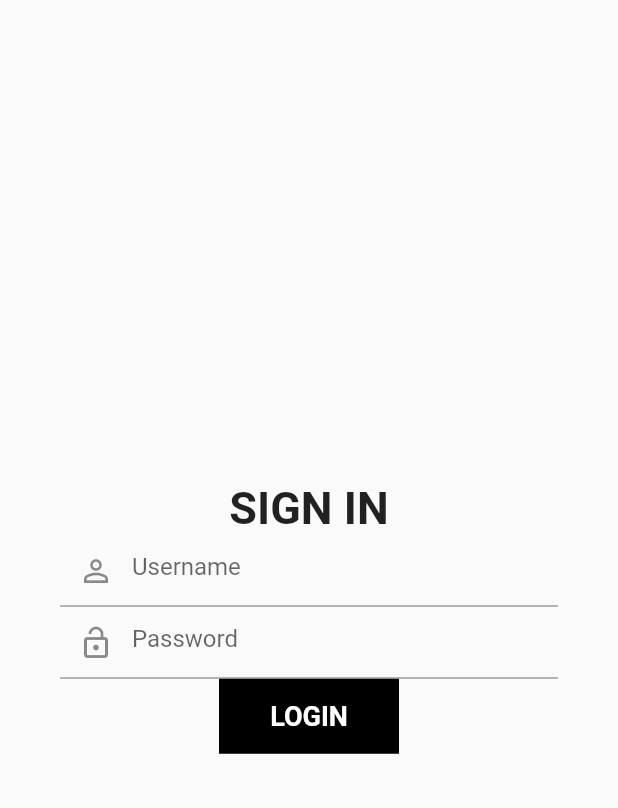
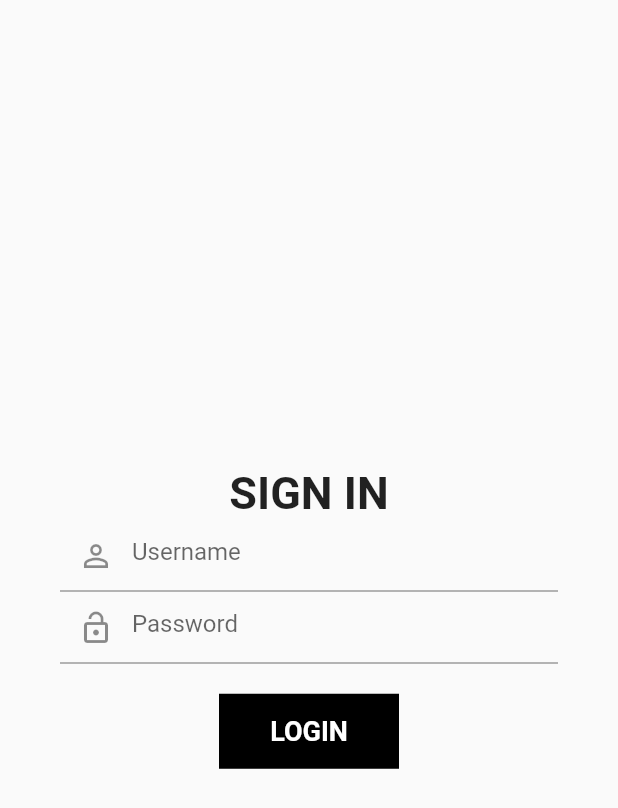
Before and after one commit to safrurozaky/flutter-signIn, a Flutter app: the screen it shows after launch, on a phone screen of 412 x 824 dp. Shown: the top 808 px of the screen. Run offline on Flutter 3.47's test engine with Material 2 defaults, Android fonts, the phone set to English and light mode, and no system bars.

Commit message:
struktur sign in

```diff
--- a/lib/screen/sign_in_screen.dart
+++ b/lib/screen/sign_in_screen.dart
@@ -41,6 +41,7 @@ class _SignInScreenState extends State<SignInScreen> {
                   ),
                 ),
                 Container(
+                  margin: EdgeInsets.fromLTRB(0, 20, 0, 0),
                   width: 120,
                   height: 50,
                   color: Colors.black,
```
